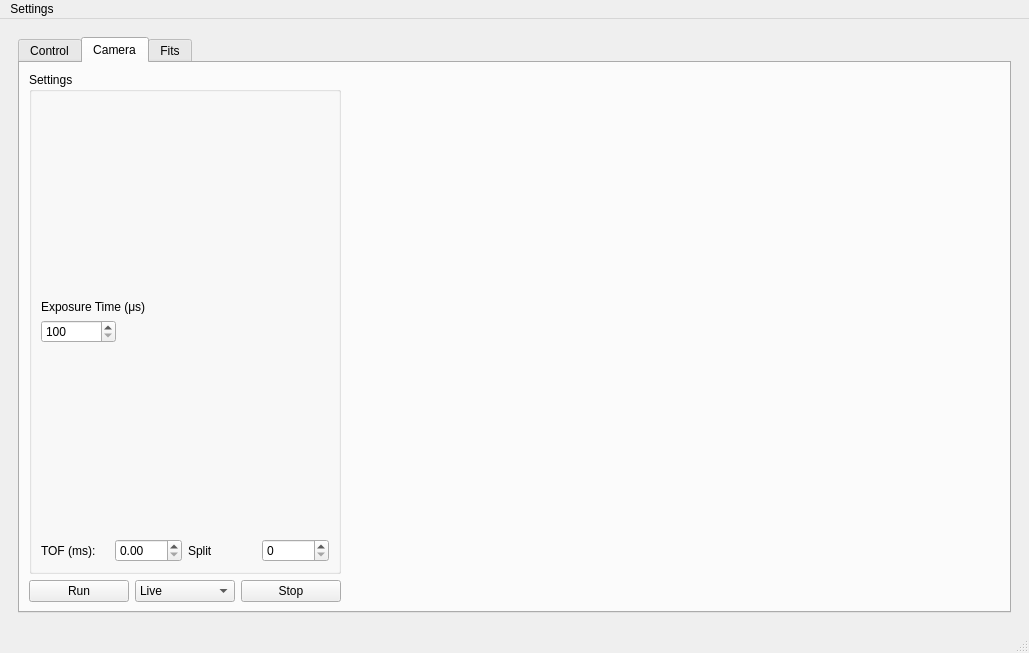
brennanleblanc0/QSUM-ExpGui, file mainwindow.ui: the form before one commit.
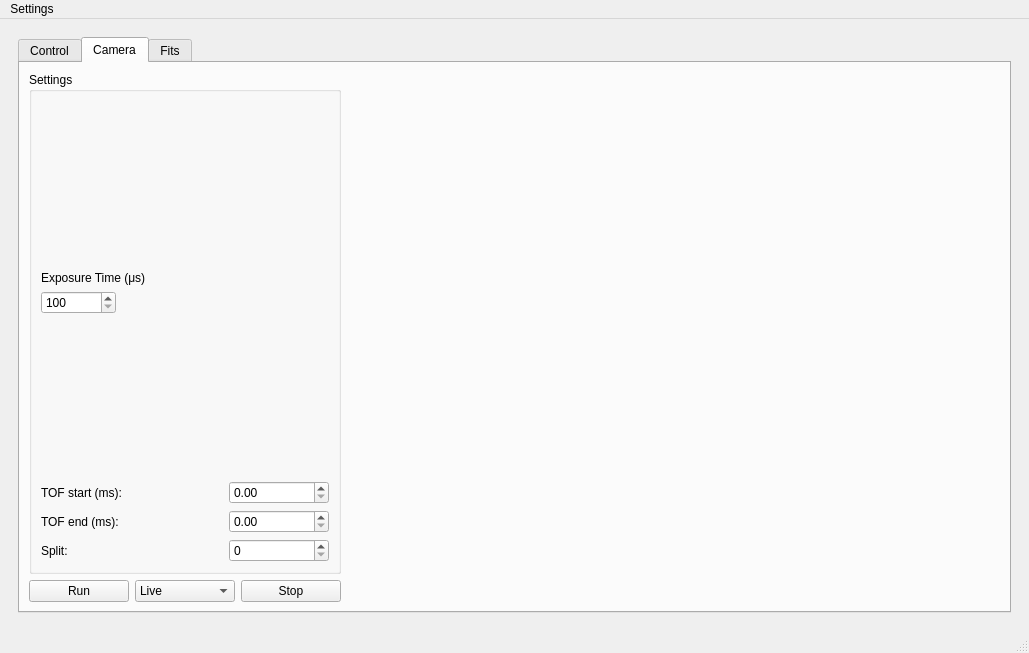
The form after the commit. Custom widgets are drawn as their Qt base class.

Commit message: Better splitting, persistent labels

What changed in the file:
```diff
--- a/mainwindow.ui
+++ b/mainwindow.ui
@@ -75,32 +75,75 @@
                   <item>
                    <widget class="QLabel" name="tofLabel">
                     <property name="text">
-                     <string>TOF (ms):</string>
+                     <string>TOF start (ms):</string>
                     </property>
                    </widget>
                   </item>
                   <item>
-                   <widget class="QDoubleSpinBox" name="tofBox">
+                   <widget class="QDoubleSpinBox" name="tofStartBox">
+                    <property name="minimumSize">
+                     <size>
+                      <width>100</width>
+                      <height>0</height>
+                     </size>
+                    </property>
                     <property name="maximumSize">
                      <size>
-                      <width>75</width>
+                      <width>100</width>
                       <height>16777215</height>
                      </size>
                     </property>
                    </widget>
                   </item>
+                 </layout>
+                </item>
+                <item>
+                 <layout class="QHBoxLayout" name="horizontalLayout_8">
+                  <item>
+                   <widget class="QLabel" name="label">
+                    <property name="text">
+                     <string>TOF end (ms):</string>
+                    </property>
+                   </widget>
+                  </item>
+                  <item>
+                   <widget class="QDoubleSpinBox" name="tofEndBox">
+                    <property name="minimumSize">
+                     <size>
+                      <width>100</width>
+                      <height>0</height>
+                     </size>
+                    </property>
+                    <property name="maximumSize">
+                     <size>
+                      <width>100</width>
+                      <height>16777215</height>
+                     </size>
+                    </property>
+                   </widget>
+                  </item>
+                 </layout>
+                </item>
+                <item>
+                 <layout class="QHBoxLayout" name="horizontalLayout_9">
                   <item>
                    <widget class="QLabel" name="tofSplitLabel">
                     <property name="text">
-                     <string>Split</string>
+                     <string>Split:</string>
                     </property>
                    </widget>
                   </item>
                   <item>
                    <widget class="QSpinBox" name="tofSplitBox">
+                    <property name="minimumSize">
+                     <size>
+                      <width>100</width>
+                      <height>0</height>
+                     </size>
+                    </property>
                     <property name="maximumSize">
                      <size>
-                      <width>75</width>
+                      <width>100</width>
                       <height>16777215</height>
                      </size>
                     </property>
```
The commit also changes 3 other files.
